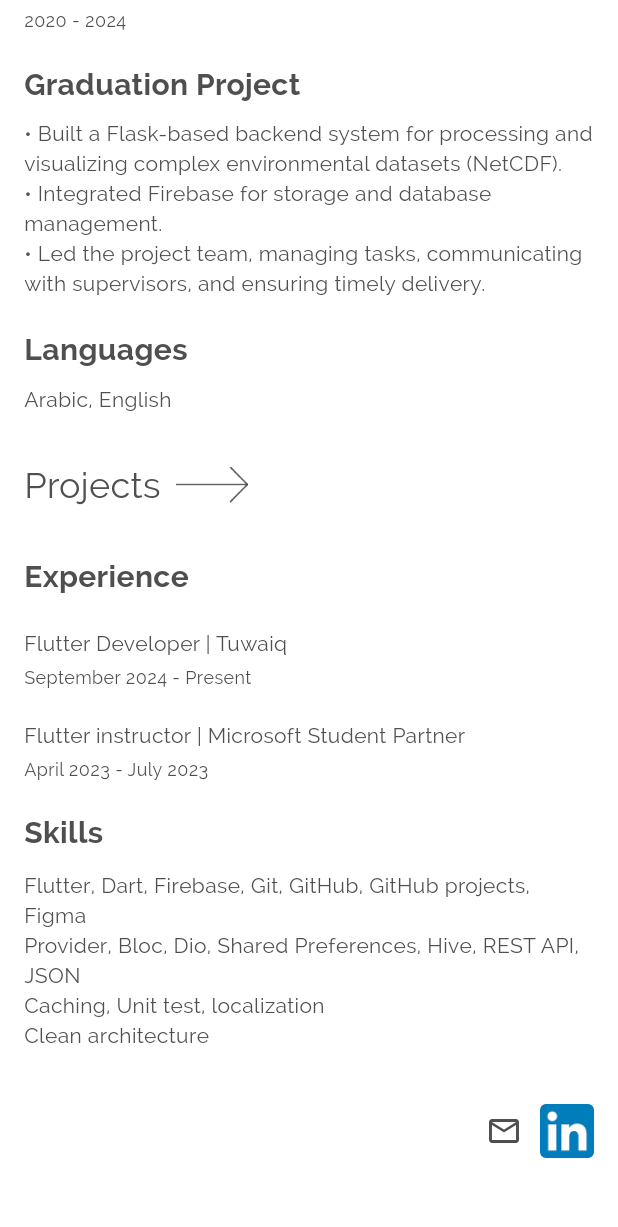
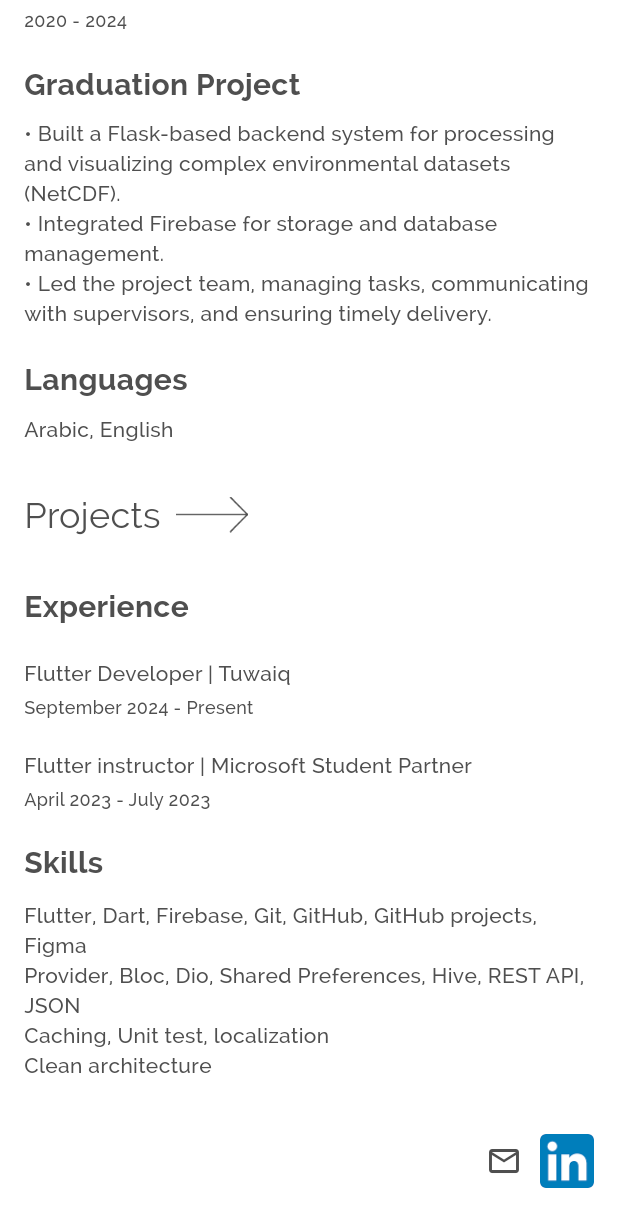
Before and after one commit to nagiElshershaby/portfolio, a Flutter app: the screen it shows after launch, scrolled down 440 dp, on a phone screen of 412 x 824 dp. Shown: the top 1227 px of the screen. Run offline on Flutter 3.47's test engine with Material 3 defaults, Android fonts, the light colour scheme and no system bars.

Commit message:
updated:   changed the font weight for phones   removed the icons   new README.md

```diff
--- a/lib/main.dart
+++ b/lib/main.dart
@@ -1,5 +1,5 @@
+import 'package:NagiElshershaby/ui/pages/home_page.dart';
 import 'package:flutter/material.dart';
-import 'package:protofolio/ui/pages/home_page.dart';
 // import 'package:protofolio/ui/pages/projects_page.dart';
 
 void main() {
--- a/lib/ui/pages/home_page.dart
+++ b/lib/ui/pages/home_page.dart
@@ -1,10 +1,22 @@
+import 'package:NagiElshershaby/ui/pages/projects_page.dart';
 import 'package:flutter/material.dart';
-import 'package:protofolio/ui/pages/projects_page.dart';
+import 'package:flutter/services.dart';
 import 'package:url_launcher/url_launcher.dart';
 
 class HomePage extends StatelessWidget {
   const HomePage({super.key});
 
+  void handleKeyEvents(KeyEvent event, BuildContext context) {
+    if (event is KeyDownEvent) {
+      if (event.logicalKey == LogicalKeyboardKey.arrowRight) {
+        // Move to the projects page
+        Navigator.push(
+          context,
+          MaterialPageRoute(builder: (context) => ProjectsPage()),
+        );
+      }
+    }
+  }
   @override
   Widget build(BuildContext context) {
     // Define a breakpoint for mobile devices.
@@ -87,6 +99,7 @@ class HomePage extends StatelessWidget {
                   color: Color(0xff4F4F4F),
                   fontSize: 14,
                   fontFamily: 'Raleway',
+                  fontWeight: FontWeight.w500,
                 ),
               ),
               const SizedBox(height: 20),
@@ -106,6 +119,7 @@ class HomePage extends StatelessWidget {
                   color: Color(0xff4F4F4F),
                   fontSize: 14,
                   fontFamily: 'Raleway',
+                  fontWeight: FontWeight.w500,
                 ),
               ),
               const SizedBox(height: 4),
@@ -115,6 +129,7 @@ class HomePage extends StatelessWidget {
                   color: Color(0xff4F4F4F),
                   fontSize: 12,
                   fontFamily: 'Raleway',
+                  fontWeight: FontWeight.w500,
                 ),
               ),
               const SizedBox(height: 20),
@@ -134,6 +149,7 @@ class HomePage extends StatelessWidget {
                   color: Color(0xff4F4F4F),
                   fontSize: 14,
                   fontFamily: 'Raleway',
+                  fontWeight: FontWeight.w500,
                 ),
               ),
               const SizedBox(height: 20),
@@ -153,6 +169,7 @@ class HomePage extends StatelessWidget {
                   color: Color(0xff4F4F4F),
                   fontSize: 14,
                   fontFamily: 'Raleway',
+                  fontWeight: FontWeight.w500,
                 ),
               ),
               const SizedBox(height: 30),
@@ -161,7 +178,7 @@ class HomePage extends StatelessWidget {
                 onTap: () {
                   Navigator.push(
                     context,
-                    MaterialPageRoute(builder: (context) => const ProjectsPage()),
+                    MaterialPageRoute(builder: (context) => ProjectsPage()),
                   );
                 },
                 child: Row(
@@ -201,6 +218,7 @@ class HomePage extends StatelessWidget {
                   color: Color(0xff4F4F4F),
                   fontSize: 14,
                   fontFamily: 'Raleway',
+                  fontWeight: FontWeight.w500,
                 ),
               ),
               const SizedBox(height: 4),
@@ -210,6 +228,7 @@ class HomePage extends StatelessWidget {
                   color: Color(0xff4F4F4F),
                   fontSize: 12,
                   fontFamily: 'Raleway',
+                  fontWeight: FontWeight.w500,
                 ),
               ),
               const SizedBox(height: 20),
@@ -219,6 +238,7 @@ class HomePage extends StatelessWidget {
                   color: Color(0xff4F4F4F),
                   fontSize: 14,
                   fontFamily: 'Raleway',
+                  fontWeight: FontWeight.w500,
                 ),
               ),
               const SizedBox(height: 4),
@@ -228,6 +248,7 @@ class HomePage extends StatelessWidget {
                   color: Color(0xff4F4F4F),
                   fontSize: 12,
                   fontFamily: 'Raleway',
+                  fontWeight: FontWeight.w500,
                 ),
               ),
               const SizedBox(height: 20),
@@ -247,6 +268,7 @@ class HomePage extends StatelessWidget {
                   color: Color(0xff4F4F4F),
                   fontSize: 14,
                   fontFamily: 'Raleway',
+                  fontWeight: FontWeight.w500,
                 ),
               ),
               const SizedBox(height: 30),
@@ -286,7 +308,10 @@ class HomePage extends StatelessWidget {
       // Desktop/Web Layout: The original horizontal layout
       final double leftPadding = 0.1041 * MediaQuery.of(context).size.width;
       return Scaffold(
-        body: Container(
+        body: KeyboardListener(
+          onKeyEvent: (event) => handleKeyEvents(event, context),
+          focusNode: FocusNode()..requestFocus(),
+          child: Container(
             width: double.infinity,
             height: double.infinity,
             color: Colors.white,
@@ -468,7 +493,7 @@ class HomePage extends StatelessWidget {
                                 Navigator.push(
                                   context,
                                   MaterialPageRoute(
-                                    builder: (context) => const ProjectsPage()),
+                                      builder: (context) => ProjectsPage()),
                                 );
                               },
                               child: Row(
@@ -604,6 +629,7 @@ class HomePage extends StatelessWidget {
               ],
             ),
           ),
+        ),
       );
     }
   }
--- a/pubspec.yaml
+++ b/pubspec.yaml
@@ -1,5 +1,5 @@
-name: protofolio
-description: "A new Flutter project."
+name: NagiElshershaby
+description: "My Personal Portfolio"
 # The following line prevents the package from being accidentally published to
 # pub.dev using `flutter pub publish`. This is preferred for private packages.
 publish_to: 'none' # Remove this line if you wish to publish to pub.dev
@@ -84,6 +84,8 @@ flutter:
           weight: 700
         - asset: assets/fonts/Raleway-Thin.ttf
           weight: 100
+        - asset: assets/fonts/Raleway-Medium.ttf
+          weight: 300
   #   - family: Trajan Pro
   #     fonts:
   #       - asset: fonts/TrajanPro.ttf
```
Also changed, not shown: lib/ui/pages/projects_page.dart (+67 -8 lines), 8 other files. Lines whose indentation alone changed are shown as unchanged.
